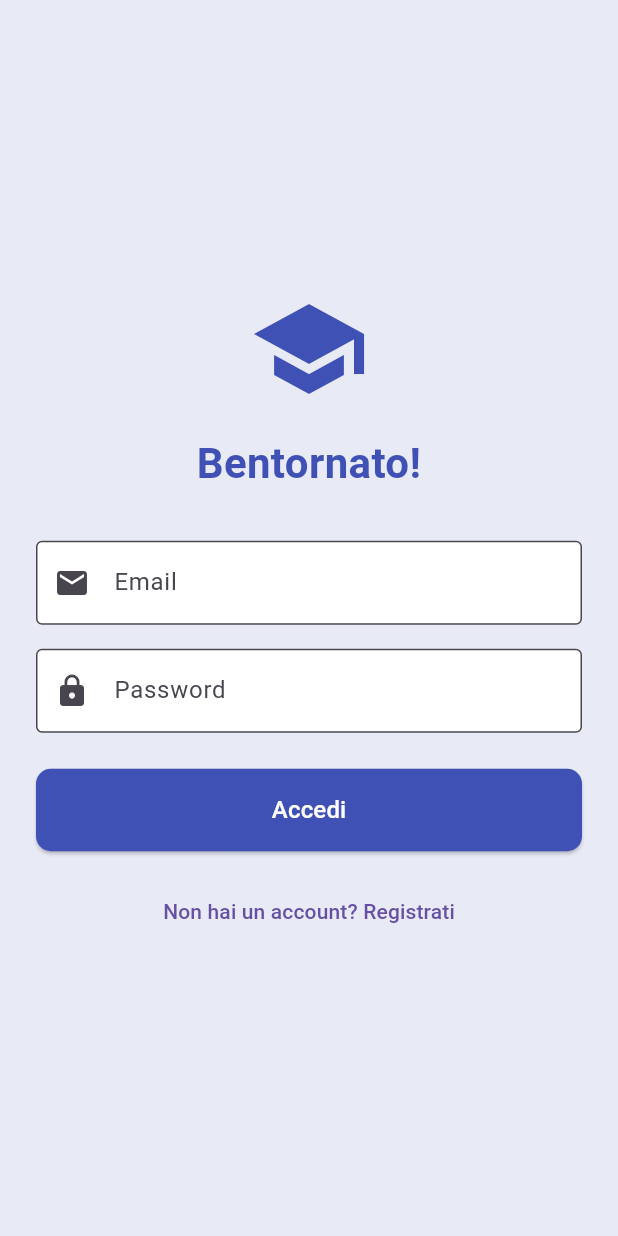
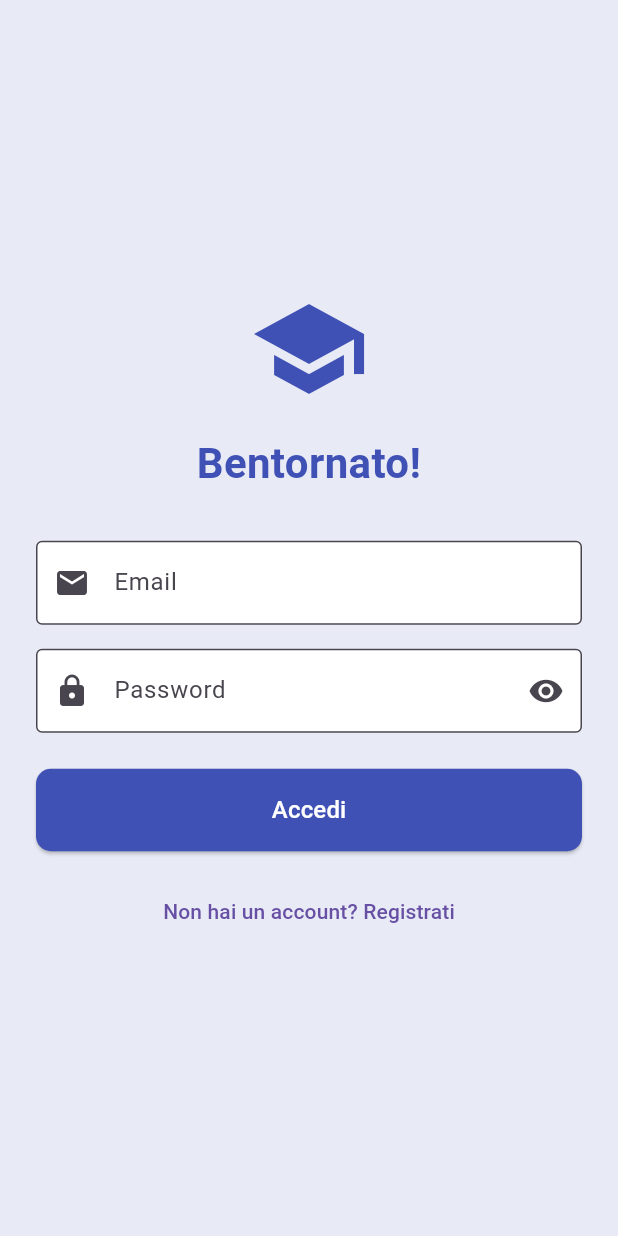
Before and after one commit to MattiaLaGreca/orientai_mvp, a Flutter app: the screen it shows after launch, on a phone screen of 412 x 824 dp. Run offline on Flutter 3.47's test engine with Material 3 defaults, Android fonts, the phone set to English and light mode, and no system bars; our stand-ins replace cloud_firestore, firebase_auth, firebase_core, flutter_markdown, google_generative_ai; accounts and stored records are empty.

Commit message:
feat(ux): add password visibility toggle to login screen

```diff
--- a/lib/screens/login_screen.dart
+++ b/lib/screens/login_screen.dart
@@ -15,6 +15,7 @@ class _LoginScreenState extends State<LoginScreen> {
 
   bool _isLogin = true; // True = Login, False = Registrazione
   bool _isLoading = false;
+  bool _obscurePassword = true;
   String? _errorMessage;
 
   Future<void> _submit() async {
@@ -92,14 +93,25 @@ class _LoginScreenState extends State<LoginScreen> {
               const SizedBox(height: 16),
               TextField(
                 controller: _passwordController,
-                decoration: const InputDecoration(
+                decoration: InputDecoration(
                   labelText: "Password",
-                  border: OutlineInputBorder(),
+                  border: const OutlineInputBorder(),
                   filled: true,
                   fillColor: Colors.white,
-                  prefixIcon: Icon(Icons.lock),
+                  prefixIcon: const Icon(Icons.lock),
+                  suffixIcon: IconButton(
+                    icon: Icon(
+                      _obscurePassword ? Icons.visibility : Icons.visibility_off,
+                    ),
+                    onPressed: () {
+                      setState(() {
+                        _obscurePassword = !_obscurePassword;
+                      });
+                    },
+                    tooltip: _obscurePassword ? "Mostra password" : "Nascondi password",
+                  ),
                 ),
-                obscureText: true,
+                obscureText: _obscurePassword,
               ),
               const SizedBox(height: 24),
 
```
